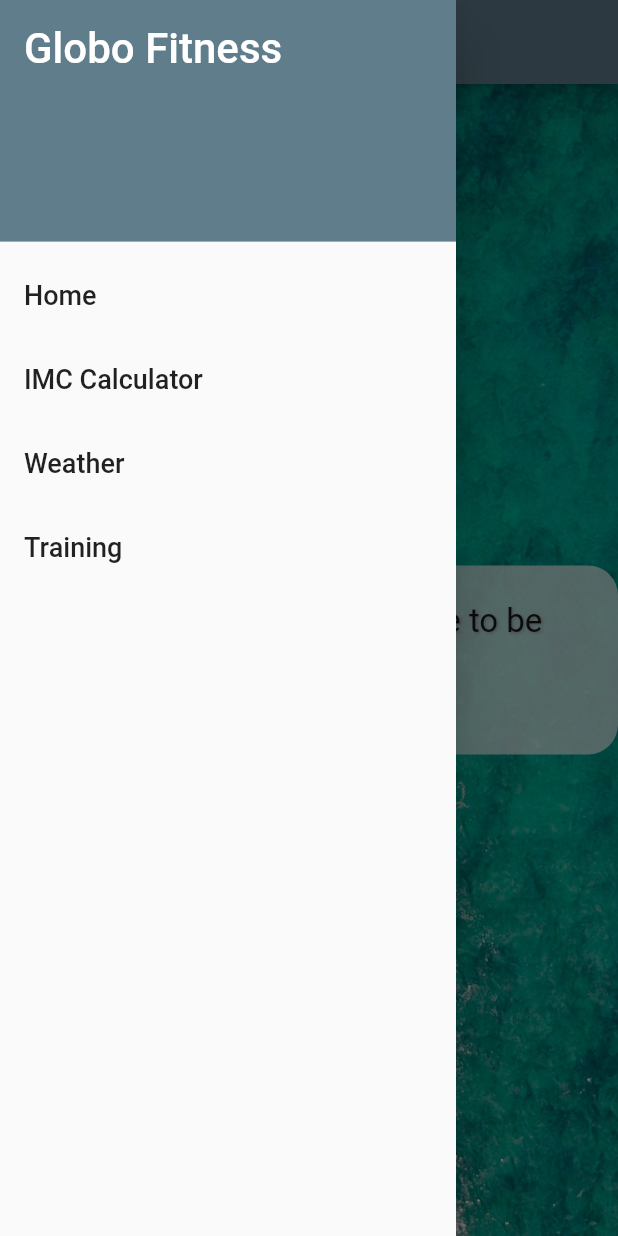
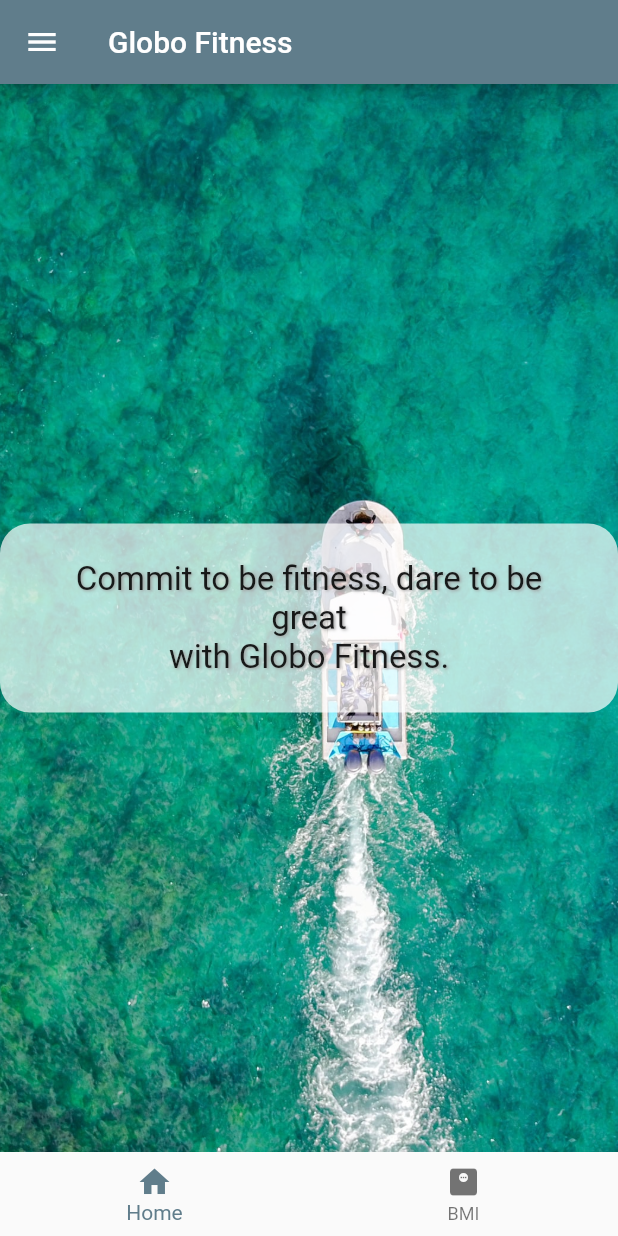
Before and after one commit to leowvazd/global_fitness, a Flutter app: the screen it shows after launch, in the side drawer, after a tap on "Home", on a phone screen of 412 x 824 dp. Run offline on Flutter 3.47's test engine with Material 2 defaults, Android fonts, the phone set to English and light mode, and no system bars.

Commit message:
working on navigation and screens

```diff
--- a/lib/main.dart
+++ b/lib/main.dart
@@ -1,4 +1,5 @@
 import 'package:flutter/material.dart';
+import 'package:global_fitness/screens/bmi_screen.dart';
 import 'package:global_fitness/screens/intro_screen.dart';
 
 void main() {
@@ -12,7 +13,14 @@ class GlobalApp extends StatelessWidget {
   Widget build(BuildContext context) {
     return MaterialApp(
       theme: ThemeData(primarySwatch: Colors.blueGrey),
-      home: const IntroScreen(),
+
+      routes: {
+        '/': (context) => const IntroScreen(),
+        '/bmi': (context) => const BmiScreen(),
+      },
+      initialRoute: '/',
+
+      // home: const IntroScreen(),
     );
   }
 }
--- a/lib/screens/intro_screen.dart
+++ b/lib/screens/intro_screen.dart
@@ -1,5 +1,6 @@
 import 'package:flutter/material.dart';
 import 'package:global_fitness/shared/menu_drawer.dart';
+import '../shared/menu_bottom.dart';
 
 class IntroScreen extends StatelessWidget {
   const IntroScreen({Key? key}) : super(key: key);
@@ -9,6 +10,7 @@ class IntroScreen extends StatelessWidget {
     return Scaffold(
       appBar: AppBar(title: const Text('Globo Fitness')),
       drawer: const MenuDrawer(),
+      bottomNavigationBar: const MenuBottom(),
       body: Container(
         decoration: const BoxDecoration(
           image: DecorationImage(
--- /dev/null
+++ b/lib/shared/menu_bottom.dart
@@ -0,0 +1,33 @@
+import 'package:flutter/material.dart';
+
+class MenuBottom extends StatelessWidget {
+  const MenuBottom({
+    Key? key,
+  }) : super(key: key);
+
+  @override
+  Widget build(BuildContext context) {
+    return BottomNavigationBar(
+      onTap: (int index) {
+        switch (index) {
+          case 0:
+            Navigator.pushNamed(context, '/');
+            break;
+          case 1:
+            Navigator.pushNamed(context, '/bmi');
+            break;
+        }
+      },
+      items: const [
+        BottomNavigationBarItem(
+          icon: Icon(Icons.home),
+          label: 'Home',
+        ),
+        BottomNavigationBarItem(
+          icon: Icon(Icons.monitor_weight),
+          label: 'BMI',
+        ),
+      ],
+    );
+  }
+}
--- a/lib/shared/menu_drawer.dart
+++ b/lib/shared/menu_drawer.dart
@@ -1,4 +1,6 @@
 import 'package:flutter/material.dart';
+import '../screens/bmi_screen.dart';
+import '../screens/intro_screen.dart';
 
 class MenuDrawer extends StatelessWidget {
   const MenuDrawer({Key? key}) : super(key: key);
@@ -15,25 +17,49 @@ class MenuDrawer extends StatelessWidget {
   List<Widget> buildMenuItems(BuildContext context) {
     final List<String> menuTitles = [
       'Home',
-      'IMC Calculator',
+      'BMI Calculator',
       'Weather',
       'Training',
     ];
 
     List<Widget> menuItems = [];
 
-    menuItems.add(const DrawerHeader(
+    menuItems.add(
+      const DrawerHeader(
         decoration: BoxDecoration(color: Colors.blueGrey),
-        child: Text('Globo Fitness',
-            style: TextStyle(color: Colors.white, fontSize: 28))));
+        child: Text(
+          'Globo Fitness',
+          style: TextStyle(
+            color: Colors.white,
+            fontSize: 28,
+          ),
+        ),
+      ),
+    );
 
     menuTitles.forEach((String element) {
+      Widget screen = Container();
+
       menuItems.add(ListTile(
         title: Text(
           element,
           style: const TextStyle(fontSize: 18),
         ),
-        onTap: () {},
+        onTap: () {
+          switch (element) {
+            case 'Home':
+              screen = const IntroScreen();
+              break;
+            case 'BMI Calculator':
+              screen = const BmiScreen();
+              break;
+          }
+
+          Navigator.of(context).pop();
+
+          Navigator.of(context)
+              .push(MaterialPageRoute(builder: (context) => screen));
+        },
       ));
     });
     return menuItems;
```
Also changed, not shown: lib/screens/bmi_screen.dart (added, +19 -0 lines).
